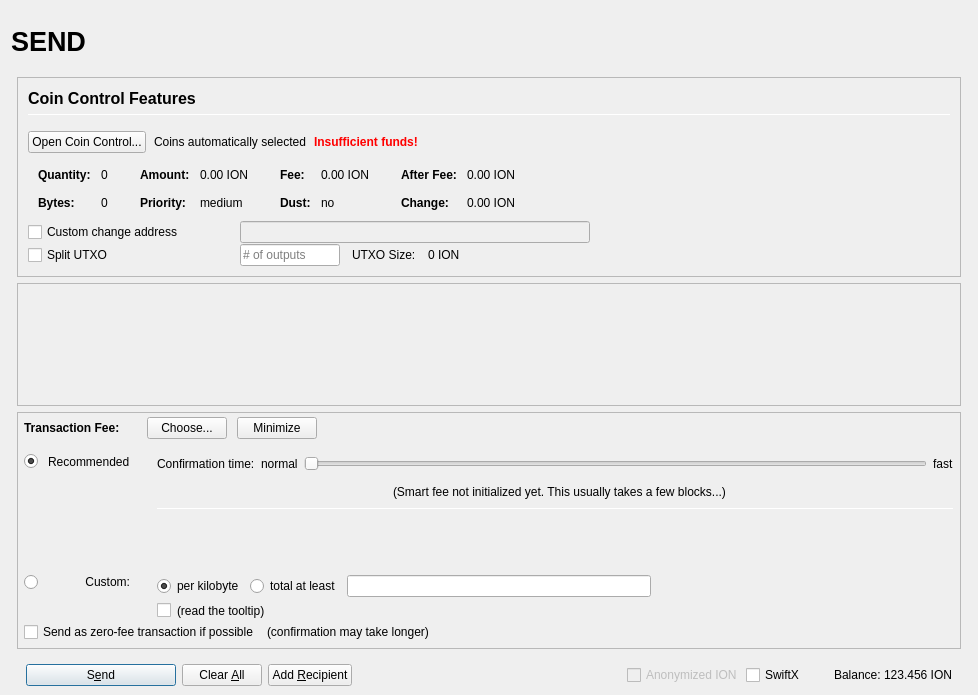
Qt form src/qt/forms/sendcoinsdialog.ui (ioncoincore/ion-archived) before a commit.
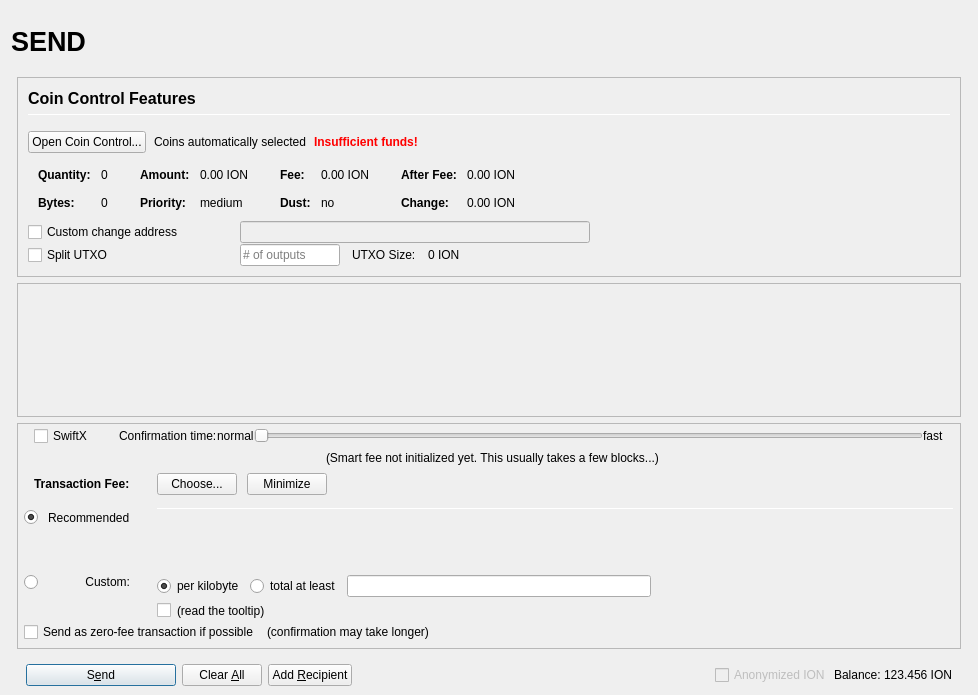
The same form after that commit. Icons and pictures are not drawn. Custom widgets are drawn as their Qt base class.

```diff
--- a/src/qt/forms/sendcoinsdialog.ui
+++ b/src/qt/forms/sendcoinsdialog.ui
@@ -898,7 +898,7 @@
              <x>0</x>
              <y>0</y>
              <width>944</width>
-             <height>68</height>
+             <height>69</height>
             </rect>
            </property>
            <layout class="QVBoxLayout" name="verticalLayout_2" stretch="0,1">
@@ -975,7 +975,7 @@
             <number>0</number>
            </property>
            <item>
-            <layout class="QVBoxLayout" name="verticalLayoutFee2" stretch="0,0,0">
+            <layout class="QVBoxLayout" name="verticalLayoutFee2" stretch="0,0,0,0">
              <property name="spacing">
               <number>0</number>
              </property>
@@ -988,8 +988,179 @@
              <property name="rightMargin">
               <number>6</number>
              </property>
+             <item>
+              <layout class="QVBoxLayout" name="verticalLayout_feeConf">
+               <property name="spacing">
+                <number>0</number>
+               </property>
+               <property name="leftMargin">
+                <number>10</number>
+               </property>
+               <property name="rightMargin">
+                <number>10</number>
+               </property>
+               <property name="bottomMargin">
+                <number>5</number>
+               </property>
+               <item>
+                <layout class="QHBoxLayout" name="horizontalLayoutFee9">
+                 <item>
+                  <widget class="QCheckBox" name="checkSwiftTX">
+                   <property name="enabled">
+                    <bool>true</bool>
+                   </property>
+                   <property name="minimumSize">
+                    <size>
+                     <width>85</width>
+                     <height>0</height>
+                    </size>
+                   </property>
+                   <property name="toolTip">
+                    <string>SwiftX technology allows for near instant transactions - A flat fee of 0.01 ION applies</string>
+                   </property>
+                   <property name="text">
+                    <string>SwiftX</string>
+                   </property>
+                  </widget>
+                 </item>
+                 <item>
+                  <widget class="QLabel" name="labelSmartFee3">
+                   <property name="text">
+                    <string>Confirmation time:</string>
+                   </property>
+                   <property name="margin">
+                    <number>2</number>
+                   </property>
+                  </widget>
+                 </item>
+                 <item>
+                  <widget class="QLabel" name="labelSmartFeeNormal">
+                   <property name="text">
+                    <string>normal</string>
+                   </property>
+                   <property name="margin">
+                    <number>8</number>
+                   </property>
+                  </widget>
+                 </item>
+                 <item>
+                  <widget class="QSlider" name="sliderSmartFee">
+                   <property name="minimumSize">
+                    <size>
+                     <width>0</width>
+                     <height>24</height>
+                    </size>
+                   </property>
+                   <property name="minimum">
+                    <number>0</number>
+                   </property>
+                   <property name="maximum">
+                    <number>24</number>
+                   </property>
+                   <property name="pageStep">
+                    <number>1</number>
+                   </property>
+                   <property name="value">
+                    <number>0</number>
+                   </property>
+                   <property name="orientation">
+                    <enum>Qt::Horizontal</enum>
+                   </property>
+                   <property name="invertedAppearance">
+                    <bool>false</bool>
+                   </property>
+                   <property name="invertedControls">
+                    <bool>false</bool>
+                   </property>
+                   <property name="tickPosition">
+                    <enum>QSlider::NoTicks</enum>
+                   </property>
+                  </widget>
+                 </item>
+                 <item>
+                  <widget class="QLabel" name="labelSmartFeeFast">
+                   <property name="text">
+                    <string>fast</string>
+                   </property>
+                   <property name="margin">
+                    <number>8</number>
+                   </property>
+                  </widget>
+                 </item>
+                </layout>
+               </item>
+               <item>
+                <layout class="QHBoxLayout" name="horizontalLayout_recommended_texts">
+                 <property name="spacing">
+                  <number>0</number>
+                 </property>
+                 <item>
+                  <spacer name="horizontalSpacer_8">
+                   <property name="orientation">
+                    <enum>Qt::Horizontal</enum>
+                   </property>
+                   <property name="sizeHint" stdset="0">
+                    <size>
+                     <width>40</width>
+                     <height>20</height>
+                    </size>
+                   </property>
+                  </spacer>
+                 </item>
+                 <item>
+                  <widget class="QLabel" name="labelFeeEstimation">
+                   <property name="text">
+                    <string/>
+                   </property>
+                   <property name="margin">
+                    <number>2</number>
+                   </property>
+                  </widget>
+                 </item>
+                 <item>
+                  <widget class="QLabel" name="labelSmartFee2">
+                   <property name="text">
+                    <string>(Smart fee not initialized yet. This usually takes a few blocks...)</string>
+                   </property>
+                   <property name="alignment">
+                    <set>Qt::AlignLeading|Qt::AlignLeft|Qt::AlignVCenter</set>
+                   </property>
+                   <property name="wordWrap">
+                    <bool>false</bool>
+                   </property>
+                   <property name="margin">
+                    <number>2</number>
+                   </property>
+                   <property name="indent">
+                    <number>-1</number>
+                   </property>
+                  </widget>
+                 </item>
+                 <item>
+                  <spacer name="horizontalSpacer_3">
+                   <property name="orientation">
+                    <enum>Qt::Horizontal</enum>
+                   </property>
+                   <property name="sizeHint" stdset="0">
+                    <size>
+                     <width>40</width>
+                     <height>20</height>
+                    </size>
+                   </property>
+                  </spacer>
+                 </item>
+                </layout>
+               </item>
+              </layout>
+             </item>
              <item>
               <layout class="QHBoxLayout" name="horizontalLayoutFee1">
+               <property name="leftMargin">
+                <number>10</number>
+               </property>
+               <property name="rightMargin">
+                <number>10</number>
+               </property>
                <property name="bottomMargin">
                 <number>0</number>
                </property>
@@ -998,22 +1169,6 @@
                  <property name="spacing">
                   <number>0</number>
                  </property>
-                 <item>
-                  <spacer name="verticalSpacerSmartFee">
-                   <property name="orientation">
-                    <enum>Qt::Vertical</enum>
-                   </property>
-                   <property name="sizeType">
-                    <enum>QSizePolicy::Fixed</enum>
-                   </property>
-                   <property name="sizeHint" stdset="0">
-                    <size>
-                     <width>1</width>
-                     <height>4</height>
-                    </size>
-                   </property>
-                  </spacer>
-                 </item>
                  <item>
                   <layout class="QHBoxLayout" name="horizontalLayoutSmartFee">
                    <property name="spacing">
@@ -1290,7 +1445,7 @@
                    </widget>
                   </item>
                   <item row="0" column="4" rowspan="3">
-                   <layout class="QVBoxLayout" name="verticalLayoutFee3" stretch="0,0,0,0,1,0">
+                   <layout class="QVBoxLayout" name="verticalLayoutFee3" stretch="0,0,0,0">
                     <property name="spacing">
                      <number>6</number>
                     </property>
@@ -1300,133 +1455,6 @@
                     <property name="bottomMargin">
                      <number>20</number>
                     </property>
-                    <item>
-                     <layout class="QHBoxLayout" name="horizontalLayoutFee9">
-                      <item>
-                       <widget class="QLabel" name="labelSmartFee3">
-                        <property name="text">
-                         <string>Confirmation time:</string>
-                        </property>
-                        <property name="margin">
-                         <number>2</number>
-                        </property>
-                       </widget>
-                      </item>
-                      <item>
-                       <widget class="QLabel" name="labelSmartFeeNormal">
-                        <property name="text">
-                         <string>normal</string>
-                        </property>
-                        <property name="margin">
-                         <number>2</number>
-                        </property>
-                       </widget>
-                      </item>
-                      <item>
-                       <widget class="QSlider" name="sliderSmartFee">
-                        <property name="minimumSize">
-                         <size>
-                          <width>0</width>
-                          <height>24</height>
-                         </size>
-                        </property>
-                        <property name="minimum">
-                         <number>0</number>
-                        </property>
-                        <property name="maximum">
-                         <number>24</number>
-                        </property>
-                        <property name="pageStep">
-                         <number>1</number>
-                        </property>
-                        <property name="value">
-                         <number>0</number>
-                        </property>
-                        <property name="orientation">
-                         <enum>Qt::Horizontal</enum>
-                        </property>
-                        <property name="invertedAppearance">
-                         <bool>false</bool>
-                        </property>
-                        <property name="invertedControls">
-                         <bool>false</bool>
-                        </property>
-                        <property name="tickPosition">
-                         <enum>QSlider::NoTicks</enum>
-                        </property>
-                       </widget>
-                      </item>
-                      <item>
-                       <widget class="QLabel" name="labelSmartFeeFast">
-                        <property name="text">
-                         <string>fast</string>
-                        </property>
-                       </widget>
-                      </item>
-                     </layout>
-                    </item>
-                    <item>
-                     <layout class="QHBoxLayout" name="horizontalLayout_recommended_texts">
-                      <property name="spacing">
-                       <number>0</number>
-                      </property>
-                      <item>
-                       <spacer name="horizontalSpacer_8">
-                        <property name="orientation">
-                         <enum>Qt::Horizontal</enum>
-                        </property>
-                        <property name="sizeHint" stdset="0">
-                         <size>
-                          <width>40</width>
-                          <height>20</height>
-                         </size>
-                        </property>
-                       </spacer>
-                      </item>
-                      <item>
-                       <widget class="QLabel" name="labelFeeEstimation">
-                        <property name="text">
-                         <string/>
-                        </property>
-                        <property name="margin">
-                         <number>2</number>
-                        </property>
-                       </widget>
-                      </item>
-                      <item>
-                       <widget class="QLabel" name="labelSmartFee2">
-                        <property name="text">
-                         <string>(Smart fee not initialized yet. This usually takes a few blocks...)</string>
-                        </property>
-                        <property name="alignment">
-                         <set>Qt::AlignLeading|Qt::AlignLeft|Qt::AlignVCenter</set>
-                        </property>
-                        <property name="wordWrap">
-                         <bool>false</bool>
-                        </property>
-                        <property name="margin">
-                         <number>2</number>
-                        </property>
-                        <property name="indent">
-                         <number>-1</number>
-                        </property>
-                       </widget>
-                      </item>
-                      <item>
-                       <spacer name="horizontalSpacer_3">
-                        <property name="orientation">
-                         <enum>Qt::Horizontal</enum>
-                        </property>
-                        <property name="sizeHint" stdset="0">
-                         <size>
-                          <width>40</width>
-                          <height>20</height>
-                         </size>
-                        </property>
-                       </spacer>
-                      </item>
-                     </layout>
-                    </item>
                     <item>
                      <widget class="Line" name="line_2">
                       <property name="minimumSize">
@@ -1690,22 +1718,6 @@
                </property>
               </widget>
              </item>
-             <item>
-              <widget class="QCheckBox" name="checkSwiftTX">
-               <property name="enabled">
-                <bool>true</bool>
-               </property>
-               <property name="minimumSize">
-                <size>
-                 <width>85</width>
-                 <height>0</height>
-                </size>
-               </property>
-               <property name="text">
-                <string>SwiftX</string>
-               </property>
-              </widget>
-             </item>
              <item>
               <widget class="QLabel" name="label">
                <property name="text">
```
Left out of the diff: 50 changed lines with no effect on the pictures.
